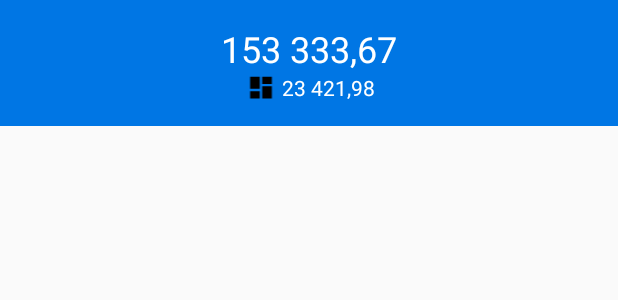
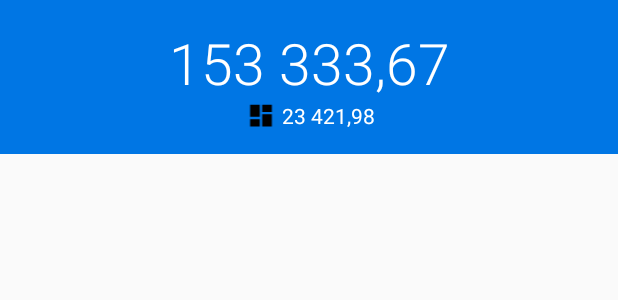
Before and after one commit to Bytefinex/CryptoApp, an Android app: the layout item_portfolio_header.xml on its own in the app's theme, with its tools: preview values and no code run, on a phone screen of 412 x 824 dp. Shown: the top 300 px of the screen. Run offline under Robolectric (Android 15) with nearby library versions, the phone set to English and light mode, and no system bars; network calls fail.

Commit message:
update font size

```diff
--- a/easyinvest-mobile/app/src/main/res/layout/item_portfolio_header.xml
+++ b/easyinvest-mobile/app/src/main/res/layout/item_portfolio_header.xml
@@ -12,7 +12,8 @@
         android:layout_width="wrap_content"
         android:layout_height="wrap_content"
         android:textColor="@android:color/white"
-        android:textSize="24sp"
+        android:textSize="38sp"
+        android:fontFamily="sans-serif-light"
         app:layout_constraintEnd_toEndOf="parent"
         app:layout_constraintStart_toStartOf="parent"
         tools:text="153 333,67" />
@@ -26,6 +27,7 @@
         app:layout_constraintHorizontal_chainStyle="packed"
         app:layout_constraintStart_toStartOf="parent"
         app:layout_constraintTop_toTopOf="@id/extraAmountView"
+        android:textSize="20sp"
         tools:src="@drawable/ic_dashboard_black_24dp" />
 
     <TextView
```
